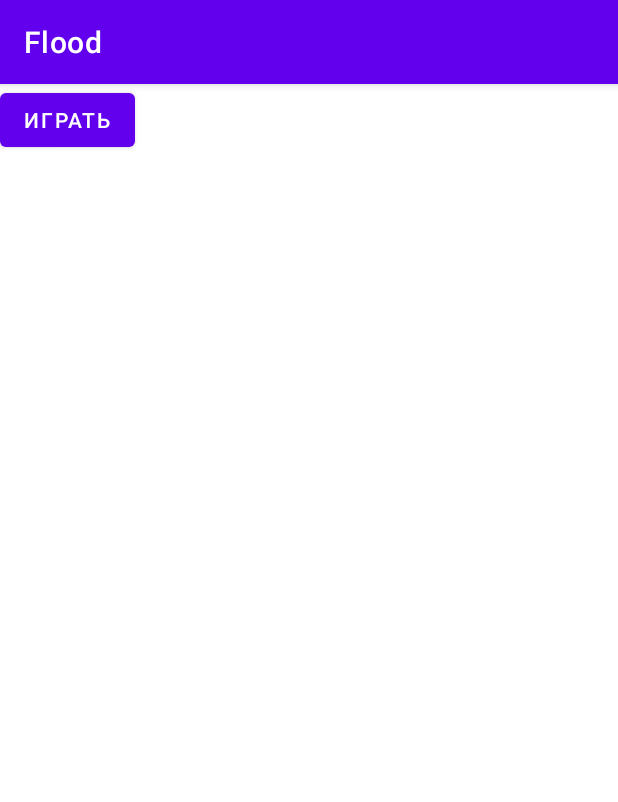
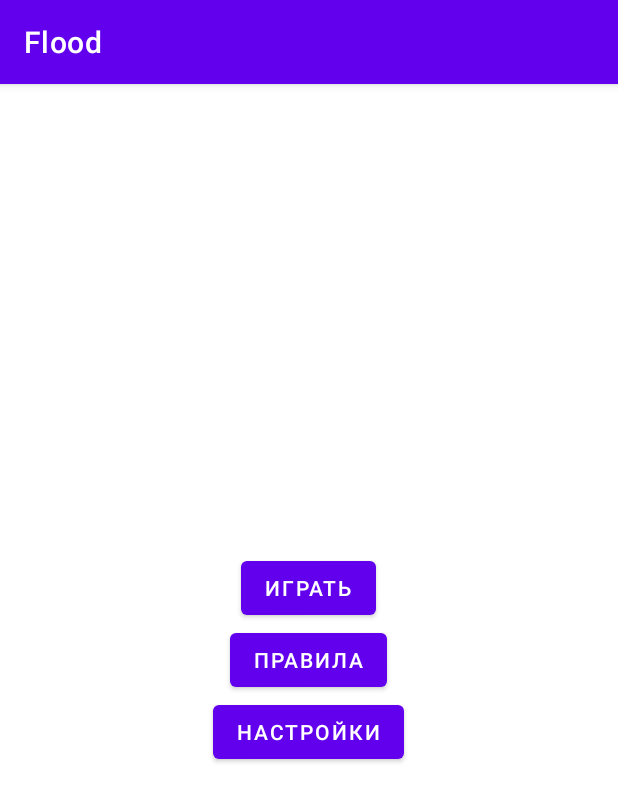
Before and after one commit to crja1/Flood, an Android app: the screen it shows after launch (MainActivity), on a phone screen of 412 x 824 dp. Shown: the top 802 px of the screen. Run offline under Robolectric (Android 15) with nearby library versions, the phone set to English and light mode, and no system bars.

Commit message:
Init commit.

```diff
--- a/app/src/main/java/com/example/flood/MainActivity.java
+++ b/app/src/main/java/com/example/flood/MainActivity.java
@@ -2,6 +2,7 @@ package com.example.flood;
 
 import androidx.appcompat.app.AppCompatActivity;
 
+import android.content.Intent;
 import android.os.Bundle;
 import android.view.View;
 import android.widget.Button;
@@ -17,7 +18,8 @@ public class MainActivity extends AppCompatActivity {
         b.setOnClickListener( new View.OnClickListener() {
             @Override
             public void onClick(View v) {
-                Toast.makeText(getApplicationContext(), "", Toast.LENGTH_LONG);
+                Intent i = new Intent(getApplicationContext(), GameActivity.class);
+                startActivity(i);
             }
         });
     }
--- a/app/src/main/res/layout/activity_main.xml
+++ b/app/src/main/res/layout/activity_main.xml
@@ -6,12 +6,35 @@
     android:layout_height="match_parent"
     tools:context=".MainActivity">
 
-    <Button
-        android:id="@+id/button"
-        android:layout_width="wrap_content"
-        android:layout_height="wrap_content"
-        android:text="Играть"
-        tools:layout_editor_absoluteX="158dp"
-        tools:layout_editor_absoluteY="341dp" />
+    <LinearLayout
+        android:layout_width="match_parent"
+        android:layout_height="match_parent"
+        android:gravity="center"
+        android:orientation="vertical">
+
+        <Button
+            android:id="@+id/button"
+
+            android:layout_width="wrap_content"
+            android:layout_height="wrap_content"
+            android:layout_weight="0"
+            android:text="Играть" />
+
+        <Button
+            android:id="@+id/button2"
+
+            android:layout_width="wrap_content"
+            android:layout_height="wrap_content"
+            android:layout_weight="0"
+            android:text="Правила" />
+
+        <Button
+            android:id="@+id/button3"
+
+            android:layout_width="wrap_content"
+            android:layout_height="wrap_content"
+            android:layout_weight="0"
+            android:text="Настройки" />
+    </LinearLayout>
 
 </androidx.constraintlayout.widget.ConstraintLayout>
```
Also changed, not shown: app/src/main/java/com/example/flood/Draw.java (+13 -11 lines), app/src/main/java/com/example/flood/Game.java (+39 -1 lines).
